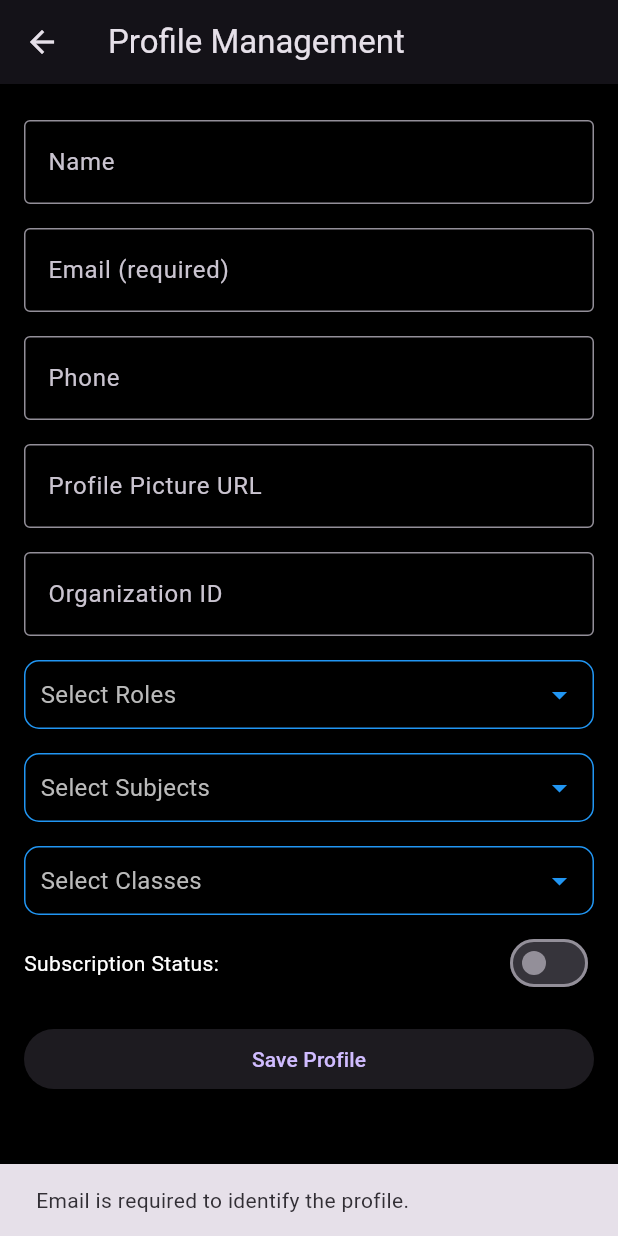
After one commit to nayan1306/bigaze-controller, a Flutter app: the ProfileScreen screen opened directly, after a tap on "Save Profile", on a phone screen of 412 x 824 dp. The commit adds this screen. Run offline on Flutter 3.47's test engine with Material 3 defaults, Android fonts, the phone set to English and light mode, and no system bars; drawn by our look-alikes of multi_select_flutter; our stand-ins replace cloud_firestore, firebase_core, firebase_messaging; accounts and stored records are empty.

Commit message:
added new profile screen, fiully functionsl and optimized

```diff
--- a/lib/Screens/homescreen.dart
+++ b/lib/Screens/homescreen.dart
@@ -1,4 +1,5 @@
 import 'dart:ui';
+import 'package:examiner_bigaze/Screens/profilescreen.dart';
 import 'package:examiner_bigaze/widgets/glasstile.dart';
 import 'package:flutter/material.dart';
 import 'package:examiner_bigaze/quizcreatepage.dart';
@@ -110,12 +111,12 @@ class HomeScreen extends StatelessWidget {
                     const SizedBox(height: 20),
                     GlassTile(
                       context,
-                      'Send Notification',
+                      'Profile Screen',
                       () {
                         Navigator.push(
                           context,
                           MaterialPageRoute(
-                            builder: (context) => const SendNotificationPage(),
+                            builder: (context) => const ProfileScreen(),
                           ),
                         );
                       },
--- /dev/null
+++ b/lib/Screens/profilescreen.dart
@@ -0,0 +1,252 @@
+import 'package:cloud_firestore/cloud_firestore.dart';
+import 'package:flutter/material.dart';
+import 'package:multi_select_flutter/multi_select_flutter.dart';
+
+class ProfileScreen extends StatefulWidget {
+  const ProfileScreen({super.key});
+
+  @override
+  _ProfileScreenState createState() => _ProfileScreenState();
+}
+
+class _ProfileScreenState extends State<ProfileScreen> {
+  // Text controllers for fields
+  final TextEditingController nameController = TextEditingController();
+  final TextEditingController emailController = TextEditingController();
+  final TextEditingController phoneController = TextEditingController();
+  final TextEditingController profilePictureController =
+      TextEditingController();
+  final TextEditingController organizationController = TextEditingController();
+
+  bool subscriptionStatus = false;
+  bool isLoading = false;
+
+  final FirebaseFirestore _firestore = FirebaseFirestore.instance;
+
+  // Options for multi-select dropdowns
+  final List<String> _roleOptions = ['Teacher', 'Admin', 'Coordinator'];
+  final List<String> _subjectOptions = [
+    'Math',
+    'Physics',
+    'Chemistry',
+    'English',
+    'Computers'
+  ];
+  final List<int> _classOptions = [1, 2, 3, 4, 5, 6, 7, 8, 9, 10, 11, 12];
+
+  // Selected values for multi-select dropdowns
+  List<String> selectedRoles = [];
+  List<String> selectedSubjects = [];
+  List<int> selectedClasses = [];
+
+  @override
+  void initState() {
+    super.initState();
+    _fetchExistingProfile();
+  }
+
+  // Fetch existing profile and populate fields
+  Future<void> _fetchExistingProfile() async {
+    setState(() => isLoading = true);
+
+    try {
+      // Replace with the current user's email to fetch their profile
+      const String email = 'sample@gmail.com'; // Replace with dynamic email
+      final querySnapshot = await _firestore
+          .collection('teacher')
+          .where('email', isEqualTo: email)
+          .get();
+
+      if (querySnapshot.docs.isNotEmpty) {
+        final data = querySnapshot.docs.first.data();
+        nameController.text = data['name'] ?? '';
+        emailController.text = data['email'] ?? '';
+        phoneController.text = data['phone'] ?? '';
+        profilePictureController.text = data['profilePicture'] ??
+            'https://raw.githubusercontent.com/nayan1306/assets/refs/heads/main/teacher.webp';
+        organizationController.text = data['organizationId'] ?? '';
+        subscriptionStatus = data['subscriptionStatus'] ?? false;
+        selectedRoles = List<String>.from(data['role'] ?? []);
+        selectedSubjects = List<String>.from(data['subjects'] ?? []);
+        selectedClasses = List<int>.from(data['class'] ?? []);
+      }
+    } catch (e) {
+      _showSnackbar('Error fetching profile: $e');
+    } finally {
+      setState(() => isLoading = false);
+    }
+  }
+
+  // Function to handle form submission
+  Future<void> handleSubmit() async {
+    if (emailController.text.trim().isEmpty) {
+      _showSnackbar('Email is required to identify the profile.');
+      return;
+    }
+
+    setState(() => isLoading = true);
+
+    try {
+      final querySnapshot = await _firestore
+          .collection('teacher')
+          .where('email', isEqualTo: emailController.text.trim())
+          .get();
+
+      final data = {
+        'name': nameController.text.trim(),
+        'email': emailController.text.trim(),
+        'phone': phoneController.text.trim(),
+        'profilePicture': profilePictureController.text.trim(),
+        'organizationId': organizationController.text.trim(),
+        'role': selectedRoles,
+        'subjects': selectedSubjects,
+        'class': selectedClasses,
+        'subscriptionStatus': subscriptionStatus,
+        'updatedAt': DateTime.now(),
+      };
+
+      if (querySnapshot.docs.isNotEmpty) {
+        // Update existing profile
+        final docRef = querySnapshot.docs.first.reference;
+        await docRef.update(data);
+        _showSnackbar('Profile updated successfully!');
+      } else {
+        // Create new profile
+        await _firestore.collection('teacher').add({
+          ...data,
+          'createdAt': DateTime.now(),
+        });
+        _showSnackbar('Profile created successfully!');
+      }
+    } catch (e) {
+      _showSnackbar('Error: $e');
+    } finally {
+      setState(() => isLoading = false);
+    }
+  }
+
+  // Snackbar for user feedback
+  void _showSnackbar(String message) {
+    ScaffoldMessenger.of(context)
+        .showSnackBar(SnackBar(content: Text(message)));
+  }
+
+  // UI for a multi-select dropdown
+  Widget _buildMultiSelectField(
+    String title,
+    List items,
+    List selectedItems,
+    Function(List) onConfirm,
+  ) {
+    return Padding(
+      padding: const EdgeInsets.symmetric(vertical: 8.0),
+      child: MultiSelectDialogField(
+        items: items.map((e) => MultiSelectItem(e, e.toString())).toList(),
+        title: Text('Select $title'),
+        selectedColor: const Color.fromRGBO(141, 208, 255, 1),
+        itemsTextStyle:
+            const TextStyle(color: Color.fromARGB(221, 167, 167, 167)),
+        selectedItemsTextStyle: const TextStyle(color: Colors.blueAccent),
+        backgroundColor: const Color.fromARGB(188, 0, 0, 0),
+        dialogHeight: 200,
+        decoration: BoxDecoration(
+          color: const Color.fromARGB(255, 0, 0, 0),
+          borderRadius: const BorderRadius.all(Radius.circular(10)),
+          border: Border.all(color: Colors.blue, width: 1),
+        ),
+        buttonIcon: const Icon(
+          Icons.arrow_drop_down,
+          color: Colors.blue,
+        ),
+        buttonText: Text(
+          selectedItems.isNotEmpty
+              ? '$title: ${selectedItems.join(", ")}'
+              : 'Select $title',
+          style: const TextStyle(
+            color: Color.fromARGB(255, 186, 186, 186),
+            fontSize: 16,
+          ),
+        ),
+        initialValue: selectedItems,
+        onConfirm: (results) => setState(() => onConfirm(results)),
+      ),
+    );
+  }
+
+  // UI for the entire screen
+  @override
+  Widget build(BuildContext context) {
+    return Scaffold(
+      appBar: AppBar(
+        title: const Text('Profile Management'),
+      ),
+      body: isLoading
+          ? const Center(child: CircularProgressIndicator())
+          : SingleChildScrollView(
+              padding: const EdgeInsets.all(16.0),
+              child: Column(
+                crossAxisAlignment: CrossAxisAlignment.stretch,
+                children: [
+                  _buildTextField('Name', nameController),
+                  _buildTextField('Email (required)', emailController),
+                  _buildTextField('Phone', phoneController),
+                  _buildTextField(
+                      'Profile Picture URL', profilePictureController),
+                  _buildTextField('Organization ID', organizationController),
+                  _buildMultiSelectField('Roles', _roleOptions, selectedRoles,
+                      (results) => selectedRoles = results.cast<String>()),
+                  _buildMultiSelectField(
+                      'Subjects',
+                      _subjectOptions,
+                      selectedSubjects,
+                      (results) => selectedSubjects = results.cast<String>()),
+                  _buildMultiSelectField(
+                      'Classes',
+                      _classOptions,
+                      selectedClasses,
+                      (results) => selectedClasses = results.cast<int>()),
+                  Row(
+                    mainAxisAlignment: MainAxisAlignment.spaceBetween,
+                    children: [
+                      const Text('Subscription Status:'),
+                      Switch(
+                        value: subscriptionStatus,
+                        onChanged: (value) {
+                          setState(() => subscriptionStatus = value);
+                        },
+                      ),
+                    ],
+                  ),
+                  const SizedBox(height: 16),
+                  ElevatedButton(
+                    onPressed: handleSubmit,
+                    child: const Text('Save Profile'),
+                  ),
+                ],
+              ),
+            ),
+    );
+  }
+
+  Widget _buildTextField(
+    String label,
+    TextEditingController controller, {
+    bool isMultiline = false,
+    bool isReadOnly = false,
+    VoidCallback? onTap,
+  }) {
+    return Padding(
+      padding: const EdgeInsets.symmetric(vertical: 8.0),
+      child: TextField(
+        controller: controller,
+        readOnly: isReadOnly,
+        maxLines: isMultiline ? null : 1,
+        onTap: onTap,
+        decoration: InputDecoration(
+          labelText: label,
+          border: const OutlineInputBorder(),
+        ),
+      ),
+    );
+  }
+}
--- a/pubspec.yaml
+++ b/pubspec.yaml
@@ -40,6 +40,7 @@ dependencies:
   flutter_launcher_icons: ^0.14.1
   icons_launcher: ^3.0.0
   firebase_messaging: ^15.1.5
+  multi_select_flutter: ^4.1.3
 
 dev_dependencies:
   flutter_test:
```
Also changed, not shown: pubspec.lock.
